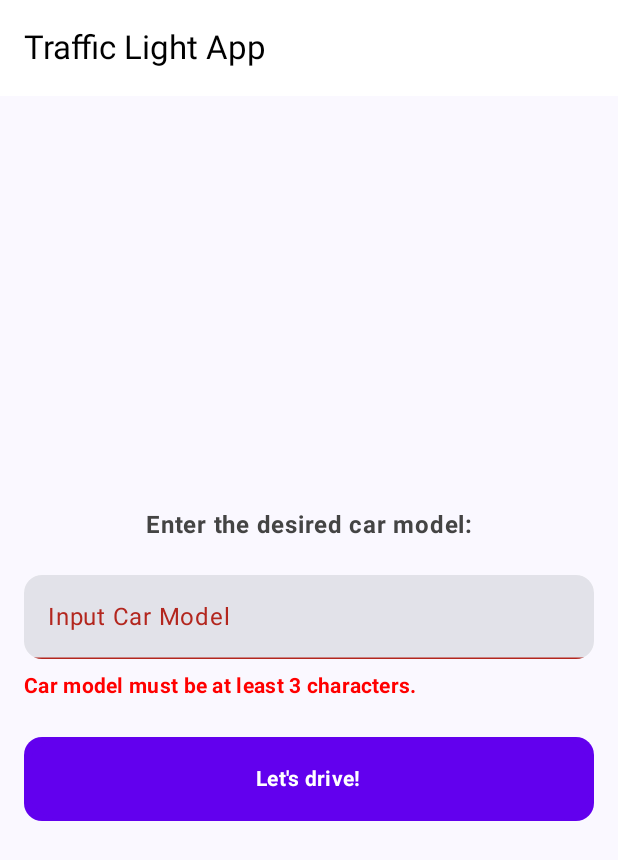
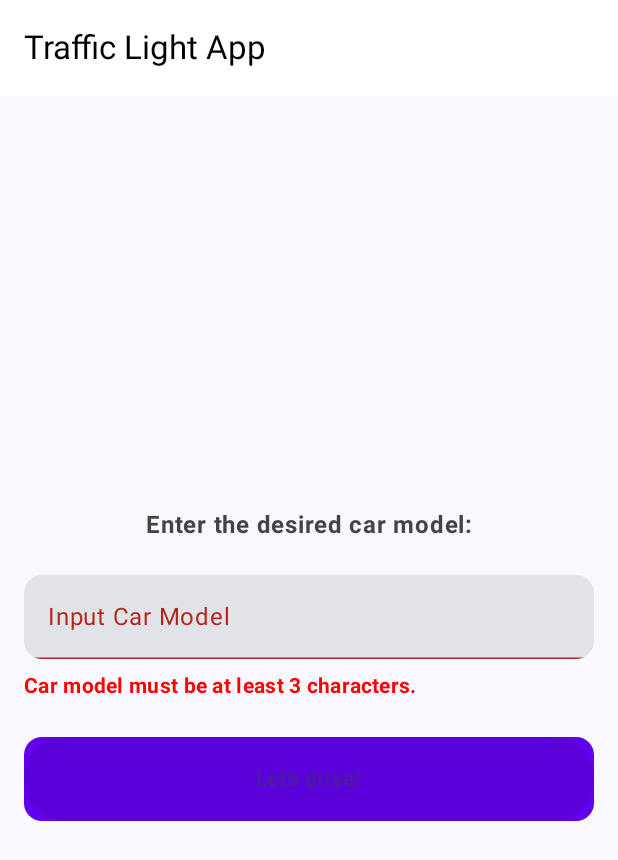
Before and after one commit to SebastianSebb/TrafficLightSebastianPintilie, an Android app built with Jetpack Compose: the screen it shows after launch (MainActivity), on a phone screen of 412 x 824 dp. Shown: the top 860 px of the screen. Run offline under Robolectric (Android 15) with nearby library versions, the phone set to English and light mode, and no system bars; our stand-ins replace Dagger/Hilt's generated code.

```diff
--- a/app/src/main/java/com/example/trafficlightsebastianpintilie/presentation/inputscreen/InputScreen.kt
+++ b/app/src/main/java/com/example/trafficlightsebastianpintilie/presentation/inputscreen/InputScreen.kt
@@ -26,12 +26,14 @@ import androidx.compose.ui.Alignment
 import androidx.compose.ui.Modifier
 import androidx.compose.ui.draw.clip
 import androidx.compose.ui.graphics.Color
+import androidx.compose.ui.res.stringResource
 import androidx.compose.ui.text.font.FontWeight
 import androidx.compose.ui.text.input.ImeAction
 import androidx.compose.ui.text.style.TextAlign
 import androidx.compose.ui.unit.dp
 import androidx.hilt.navigation.compose.hiltViewModel
 import androidx.navigation.NavController
+import com.example.trafficlightsebastianpintilie.R
 
 @Composable
 fun InputScreen(
@@ -49,7 +51,7 @@ fun InputScreen(
         verticalArrangement = Arrangement.Center
     ) {
         Text(
-            text = "Enter the desired car model:",
+            text = stringResource(id = R.string.input_screen_title),
             style = MaterialTheme.typography.bodyLarge.copy(
                 fontWeight = FontWeight.Bold,
                 color = Color.DarkGray,
@@ -98,8 +100,8 @@ fun CarModelField(
             value = value,
             onValueChange = onValueChange,
             isError = !isValid,
-            label = { Text("Input Car Model") },
-            placeholder = { Text("e.g. Jeep Wrangler") },
+            label = { Text(stringResource(id = R.string.input_field_label)) },
+            placeholder = { Text(stringResource(id = R.string.input_field_placeholder)) },
             singleLine = true,
             keyboardOptions = KeyboardOptions.Default.copy(
                 imeAction = ImeAction.Done // Show 'Done' button on the keyboard
@@ -118,7 +120,7 @@ fun CarModelField(
 
         if (!isValid) {
             Text(
-                text = "Car model must be at least 3 characters.",
+                text = stringResource(id = R.string.input_screen_validation_error_text),
                 color = Color.Red,
                 style = MaterialTheme.typography.bodyMedium.copy(fontWeight = FontWeight.Bold),
                 modifier = Modifier.padding(top = 8.dp)
@@ -150,7 +152,7 @@ fun NavigateToTrafficLight(
             .background(Color(0xFF6200EE))
     ) {
         Text(
-            text = "Let's drive!",
+            text = stringResource(id = R.string.lets_drive_button_text),
             style = MaterialTheme.typography.bodyMedium.copy(fontWeight = FontWeight.Bold)
         )
     }
--- a/app/src/main/java/com/example/trafficlightsebastianpintilie/presentation/inputscreen/InputViewModel.kt
+++ b/app/src/main/java/com/example/trafficlightsebastianpintilie/presentation/inputscreen/InputViewModel.kt
@@ -14,7 +14,7 @@ class InputViewModel @Inject constructor(
     private val carModelLenghtValidationUseCase: CarModelLenghtValidationUseCase
 ) : ViewModel() {
     val inputText = mutableStateOf("")
-    val isValidInput = mutableStateOf(true)
+    val isValidInput = mutableStateOf(false)
 
     fun onInputChanged(newInput: String) {
         inputText.value = newInput
--- a/app/src/main/res/values/strings.xml
+++ b/app/src/main/res/values/strings.xml
@@ -1,3 +1,15 @@
 <resources>
     <string name="app_name">TrafficLightSebastianPintilie</string>
+    <string name="input_screen_title">Enter the desired car model:</string>
+    <string name="input_field_label">Input Car Model</string>
+    <string name="input_field_placeholder">e.g. Jeep Wrangler</string>
+    <string name="input_screen_validation_error_text">Car model must be at least 3 characters.</string>
+    <string name="lets_drive_button_text">Let\'s drive!</string>
+    <string name="traffic_light_screen_title">Go through the intersection only on green light!</string>
+    <string name="car_model_name">Car Model: %1$s</string>
+    <string name="drive_button">Drive</string>
+    <string name="driving_on_green">READY TO GO</string>
+    <string name="driving_on_yellow">BREAK!</string>
+    <string name="driving_on_red">WAIT FOR GREEN!</string>
+
 </resources>
```
Also changed, not shown: app/src/main/java/com/example/trafficlightsebastianpintilie/presentation/trafficlightscreen/TrafficLightScreen.kt (+5 -3 lines), app/src/main/java/com/example/trafficlightsebastianpintilie/presentation/trafficlightscreen/TrafficLightViewModel.kt (+4 -3 lines), 1 other file.
